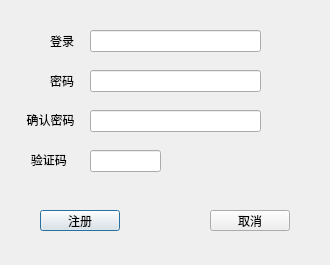
Before: the Qt Designer form ui/register.ui in shy-zhong/Final-assignments, drawn with Qt 5.
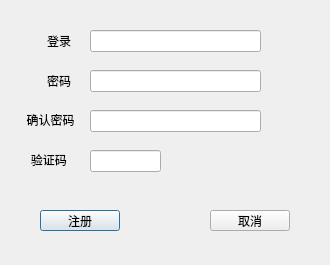
After: the same form once the commit is applied. Icons and pictures are not drawn.

Commit message: new file:   aaa.py 	modified:   main/login.py 	modified:   main/mainwindow.py 	modified:   main/register.py 	modified:   main/tools.py 	modified:   requirements.txt 	modified:   resource.qrc 	renamed:    resource/avatar.png -> resource/avatar.ico 	modified:   resource_rc.py 	deleted:    tempCodeRunnerFile.py 	modified:   ui/register.ui 	deleted:    aaa.py

Diff of the .ui file:
```diff
--- a/ui/register.ui
+++ b/ui/register.ui
@@ -19,7 +19,7 @@
   <widget class="QLabel" name="tip1">
    <property name="geometry">
     <rect>
-     <x>50</x>
+     <x>40</x>
      <y>30</y>
      <width>31</width>
      <height>21</height>
@@ -28,19 +28,25 @@
    <property name="text">
     <string>登录</string>
    </property>
+   <property name="alignment">
+    <set>Qt::AlignmentFlag::AlignRight|Qt::AlignmentFlag::AlignTrailing|Qt::AlignmentFlag::AlignVCenter</set>
+   </property>
   </widget>
   <widget class="QLabel" name="tip2">
    <property name="geometry">
     <rect>
-     <x>50</x>
+     <x>30</x>
      <y>70</y>
-     <width>31</width>
+     <width>41</width>
      <height>21</height>
     </rect>
    </property>
    <property name="text">
     <string>密码</string>
    </property>
+   <property name="alignment">
+    <set>Qt::AlignmentFlag::AlignRight|Qt::AlignmentFlag::AlignTrailing|Qt::AlignmentFlag::AlignVCenter</set>
+   </property>
   </widget>
   <widget class="QLineEdit" name="username">
    <property name="geometry">
```
Left out of the diff: 3 changed lines with no effect on the pictures. The commit also changes 10 other files.
